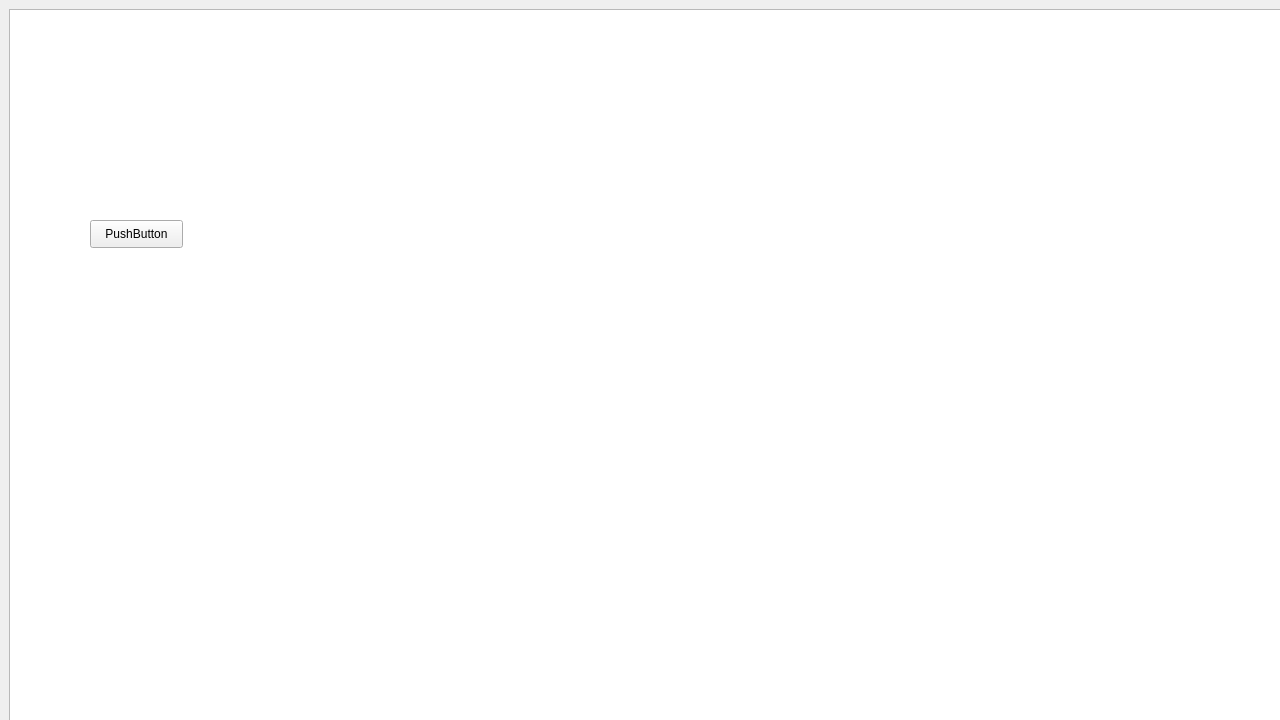
Above: mainwindow.ui from Leang69/Path_Planning000 before the change. Below: the same form after it.
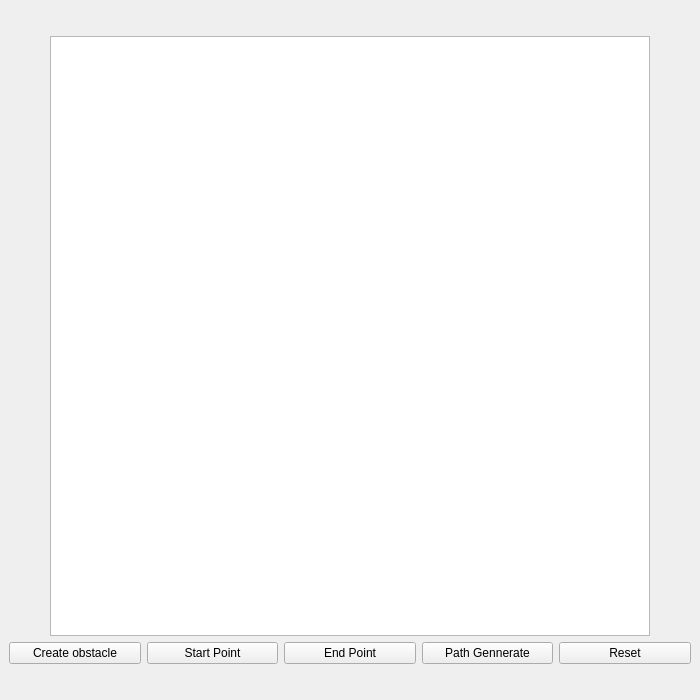
That is the form after the change.

Patch:
```diff
--- a/mainwindow.ui
+++ b/mainwindow.ui
@@ -6,8 +6,8 @@
    <rect>
     <x>0</x>
     <y>0</y>
-    <width>1280</width>
-    <height>720</height>
+    <width>700</width>
+    <height>700</height>
    </rect>
   </property>
   <property name="sizePolicy">
@@ -18,14 +18,14 @@
   </property>
   <property name="minimumSize">
    <size>
-    <width>1280</width>
-    <height>720</height>
+    <width>0</width>
+    <height>0</height>
    </size>
   </property>
   <property name="maximumSize">
    <size>
-    <width>1280</width>
-    <height>720</height>
+    <width>700</width>
+    <height>700</height>
    </size>
   </property>
   <property name="windowTitle">
@@ -34,53 +34,81 @@
   <widget class="QWidget" name="centralwidget">
    <property name="minimumSize">
     <size>
-     <width>1280</width>
-     <height>720</height>
+     <width>600</width>
+     <height>600</height>
     </size>
    </property>
    <property name="maximumSize">
     <size>
-     <width>1280</width>
-     <height>720</height>
+     <width>700</width>
+     <height>700</height>
     </size>
    </property>
-   <layout class="QGridLayout" name="gridLayout">
-    <item row="0" column="0">
+   <layout class="QVBoxLayout" name="verticalLayout_2">
+    <item>
+     <layout class="QVBoxLayout" name="verticalLayout">
+      <item>
+       <layout class="QHBoxLayout" name="horizontalLayout_2">
+        <item>
      <widget class="QGraphicsView" name="View">
-      <property name="sizePolicy">
-       <sizepolicy hsizetype="Maximum" vsizetype="Maximum">
-        <horstretch>0</horstretch>
-        <verstretch>0</verstretch>
-       </sizepolicy>
-      </property>
       <property name="minimumSize">
        <size>
-        <width>1280</width>
-        <height>720</height>
+            <width>600</width>
+            <height>600</height>
        </size>
       </property>
       <property name="maximumSize">
        <size>
-        <width>1280</width>
-        <height>720</height>
+            <width>600</width>
+            <height>600</height>
        </size>
       </property>
      </widget>
     </item>
    </layout>
-   <widget class="QPushButton" name="pushButton">
-    <property name="geometry">
-     <rect>
-      <x>90</x>
-      <y>220</y>
-      <width>93</width>
-      <height>28</height>
-     </rect>
-    </property>
+      </item>
+      <item>
+       <layout class="QHBoxLayout" name="horizontalLayout">
+        <item>
+         <widget class="QPushButton" name="Create_obstacle">
+          <property name="text">
+           <string>Create obstacle</string>
+          </property>
+         </widget>
+        </item>
+        <item>
+         <widget class="QPushButton" name="BstartPoint">
     <property name="text">
-     <string>PushButton</string>
-    </property>
-   </widget>
+           <string>Start Point</string>
+          </property>
+         </widget>
+        </item>
+        <item>
+         <widget class="QPushButton" name="BendPoint">
+          <property name="text">
+           <string>End Point</string>
+          </property>
+         </widget>
+        </item>
+        <item>
+         <widget class="QPushButton" name="BGenerate">
+          <property name="text">
+           <string>Path Gennerate</string>
+          </property>
+         </widget>
+        </item>
+        <item>
+         <widget class="QPushButton" name="BReset">
+          <property name="text">
+           <string>Reset</string>
+          </property>
+         </widget>
+        </item>
+       </layout>
+      </item>
+     </layout>
+    </item>
+   </layout>
   </widget>
  </widget>
  <resources/>
```
Lines whose indentation alone changed are shown as unchanged.
